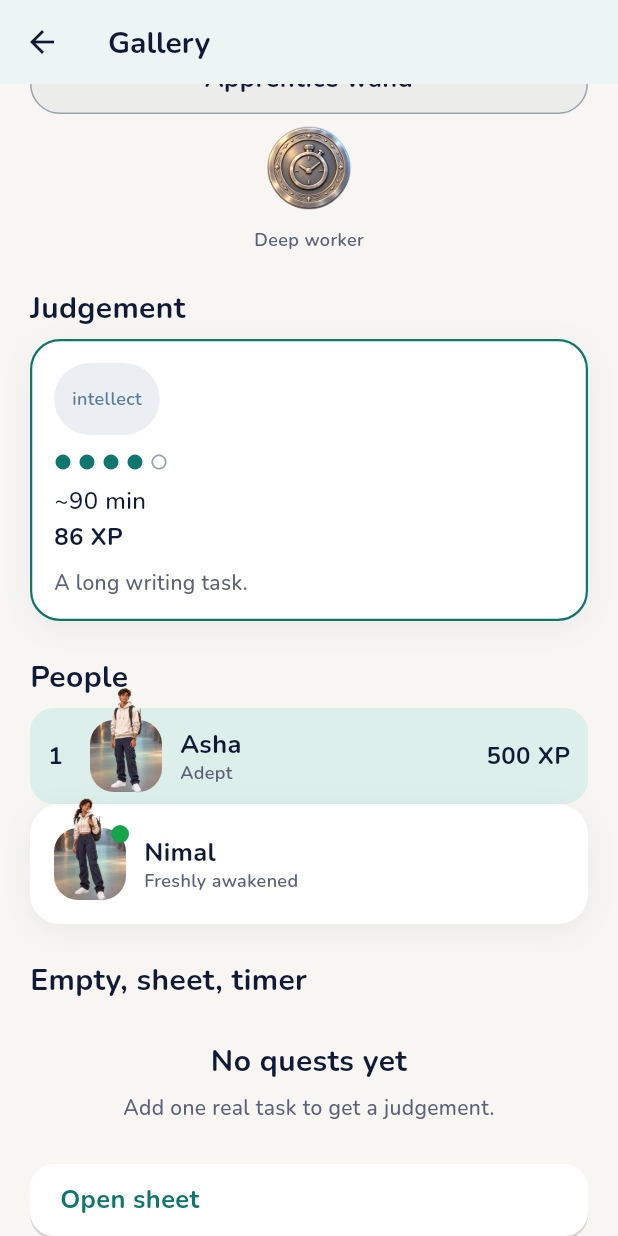
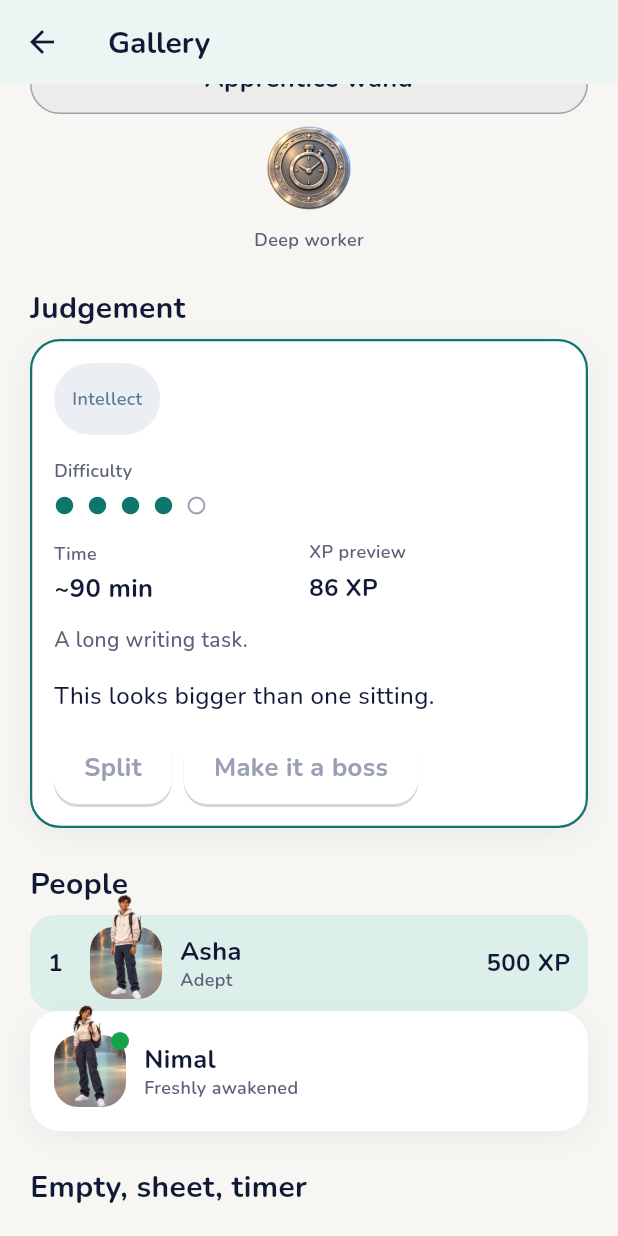
Before and after one commit to Sithum-BASG/Questline, a Flutter app: the GalleryScreen screen opened directly, scrolled down 1728 dp, on a phone screen of 412 x 824 dp. Run offline on Flutter 3.47's test engine with Material 3 defaults, Android fonts, the phone set to English and light mode, and no system bars; our stand-ins replace app_links, fl_chart, flutter_local_notifications, flutter_riverpod, flutter_timezone, freezed_annotation and 8 more; missing offline and left inert: mobile_scanner; accounts and stored records are empty; statements that could not run were skipped.

Commit message:
style(home): KEY pass for Home and judgement card
Task: T113

```diff
--- a/app/lib/core/widgets/gallery_screen.dart
+++ b/app/lib/core/widgets/gallery_screen.dart
@@ -96,6 +96,7 @@ class GalleryScreen extends StatelessWidget {
             minutes: 90,
             xpPreview: 86,
             reason: 'A long writing task.',
+            tooBig: true,
           ),
           const _Label('People'),
           const LeaderboardRow(
--- a/app/lib/core/widgets/judgement_card.dart
+++ b/app/lib/core/widgets/judgement_card.dart
@@ -7,7 +7,7 @@ import 'q_button.dart';
 import 'q_card.dart';
 import 'q_chip.dart';
 
-/// AI judgement. The stat chip can be changed. Too-big tasks offer split or shrink.
+/// AI judgement. The stat chip can be changed. Too-big tasks offer split or make-boss.
 class JudgementCard extends StatelessWidget {
   const JudgementCard({
     super.key,
@@ -21,7 +21,7 @@ class JudgementCard extends StatelessWidget {
     this.tooBig = false,
     this.onStatTap,
     this.onSplit,
-    this.onShrink,
+    this.onMakeBoss,
   });
 
   final String stat;
@@ -34,10 +34,12 @@ class JudgementCard extends StatelessWidget {
   final bool tooBig;
   final VoidCallback? onStatTap;
   final VoidCallback? onSplit;
-  final VoidCallback? onShrink;
+  final VoidCallback? onMakeBoss;
 
   @override
   Widget build(BuildContext context) {
+    final makeBoss = onMakeBoss;
+    final difficultyLabel = 'Difficulty $difficulty of 5';
     return QCard(
       highlighted: true,
       child: Column(
@@ -46,42 +48,83 @@ class JudgementCard extends StatelessWidget {
           Row(
             children: [
               QChip(
-                label: stat,
+                label: _titleCase(stat),
                 kind: QChipKind.stat,
                 color: AppColors.stat(stat),
                 onTap: onStatTap,
               ),
               const Spacer(),
-              if (provisional) const QChip(label: 'Provisional'),
-              if (challenged) const QChip(label: 'Challenged', selected: true),
+              if (provisional)
+                const QChip(label: 'Provisional'),
+              if (challenged) ...[
+                if (provisional) const SizedBox(width: AppSpacing.s8),
+                const QChip(label: 'Challenged', selected: true),
+              ],
             ],
           ),
-          const SizedBox(height: AppSpacing.s12),
-          Row(
+          const SizedBox(height: AppSpacing.s16),
+          Text('Difficulty', style: AppText.caption),
+          const SizedBox(height: AppSpacing.s8),
+          Semantics(
+            label: difficultyLabel,
+            child: Row(
               children: List.generate(5, (index) {
-              final filled = index < difficulty;
+                final filled = index < difficulty.clamp(1, 5);
                 return Padding(
-                padding: const EdgeInsets.only(right: AppSpacing.s4),
+                  padding: const EdgeInsets.only(right: AppSpacing.s8),
                   child: Icon(
                     filled ? Icons.circle : Icons.circle_outlined,
-                  size: 12,
+                    size: 14,
                     color: filled ? AppColors.tealDeep : AppColors.inkFaint,
                   ),
                 );
               }),
             ),
-          const SizedBox(height: AppSpacing.s8),
-          Text('~$minutes min', style: AppText.body),
+          ),
+          const SizedBox(height: AppSpacing.s16),
+          Row(
+            children: [
+              Expanded(
+                child: Column(
+                  crossAxisAlignment: CrossAxisAlignment.start,
+                  children: [
+                    Text('Time', style: AppText.caption),
+                    const SizedBox(height: AppSpacing.s4),
+                    Text('~$minutes min', style: AppText.title),
+                  ],
+                ),
+              ),
+              Expanded(
+                child: Column(
+                  crossAxisAlignment: CrossAxisAlignment.start,
+                  children: [
+                    Text('XP preview', style: AppText.caption),
+                    const SizedBox(height: AppSpacing.s4),
                     Text('$xpPreview XP', style: AppText.numbers),
-          const SizedBox(height: AppSpacing.s8),
+                  ],
+                ),
+              ),
+            ],
+          ),
+          const SizedBox(height: AppSpacing.s12),
           Text(reason, style: AppText.bodySmall),
           if (tooBig) ...[
+            const SizedBox(height: AppSpacing.s16),
+            Text(
+              'This looks bigger than one sitting.',
+              style: AppText.body.copyWith(color: AppColors.ink),
+            ),
             const SizedBox(height: AppSpacing.s12),
             Wrap(
               spacing: AppSpacing.s8,
+              runSpacing: AppSpacing.s8,
               children: [
                 QButton(label: 'Split', variant: QButtonVariant.secondary, onPressed: onSplit),
-                QButton(label: 'Shrink', variant: QButtonVariant.text, onPressed: onShrink),
+                QButton(
+                  label: 'Make it a boss',
+                  variant: QButtonVariant.secondary,
+                  onPressed: makeBoss,
+                ),
               ],
             ),
           ],
@@ -89,4 +132,9 @@ class JudgementCard extends StatelessWidget {
       ),
     );
   }
+
+  static String _titleCase(String value) {
+    if (value.isEmpty) return value;
+    return value[0].toUpperCase() + value.substring(1);
   }
+}
--- a/app/lib/features/quests/task_screen.dart
+++ b/app/lib/features/quests/task_screen.dart
@@ -167,6 +167,7 @@ class _TaskScreenState extends ConsumerState<TaskScreen> {
                     tooBig: judged.tooBig,
                     onStatTap: () => _cycleStat(judged),
                     onSplit: () => context.go('/quests/new'),
+                    onMakeBoss: () => context.go('/bosses/new'),
                   ),
                 if (_error != null) ...[
                   const SizedBox(height: AppSpacing.s12),
```
Also changed, not shown: app/lib/core/widgets/stat_tile.dart (+18 -5 lines), app/lib/features/home/home_screen.dart (+25 -41 lines), 1 other file. Lines whose indentation alone changed are shown as unchanged.
